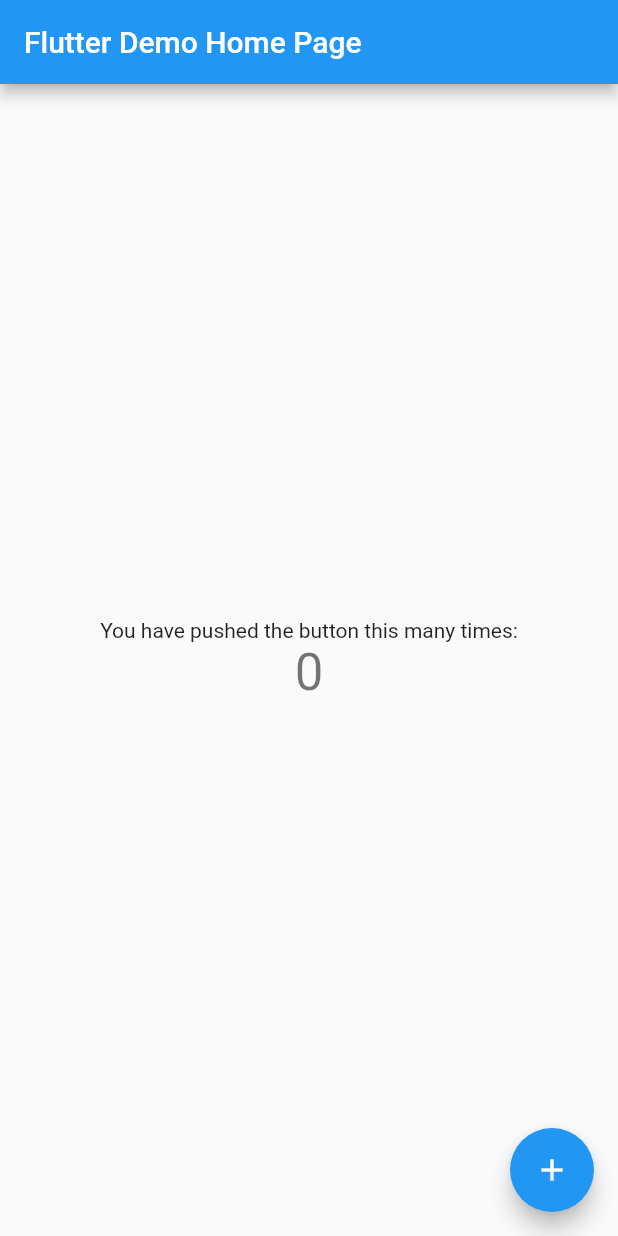
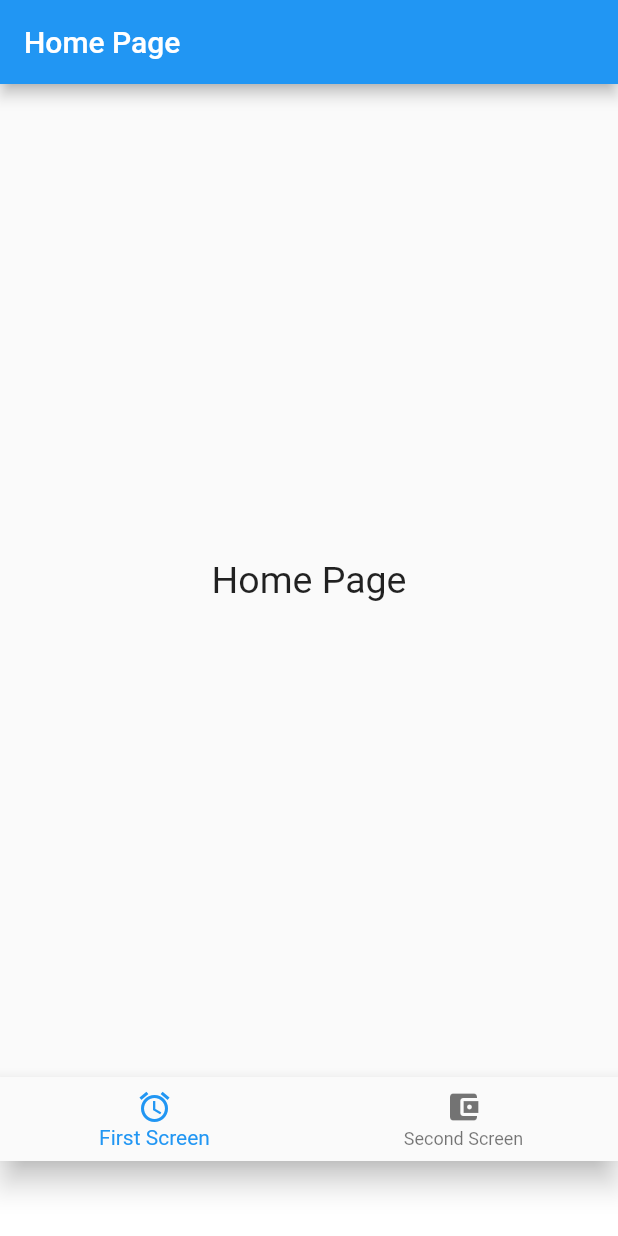
Before and after one commit to BrunoEleodoro/FlutterTalksAdmob, a Flutter app: the screen it shows after launch, on a phone screen of 412 x 824 dp. Run offline on Flutter 3.47's test engine with Material 2 defaults, Android fonts, the phone set to English and light mode, and no system bars; missing offline and left inert: firebase_admob; accounts and stored records are empty.

Commit message:
Working on Iphone

```diff
--- a/lib/main.dart
+++ b/lib/main.dart
@@ -1,63 +1,147 @@
+import 'package:firebase_admob/firebase_admob.dart';
 import 'package:flutter/material.dart';
+
+import 'pages/first_screen.dart';
+import 'pages/second_screen.dart';
 
 void main() => runApp(MyApp());
 
 class MyApp extends StatelessWidget {
-  // This widget is the root of your application.
   @override
   Widget build(BuildContext context) {
     return MaterialApp(
       title: 'Flutter Demo',
+      debugShowCheckedModeBanner: false,
       theme: ThemeData(
         primarySwatch: Colors.blue,
       ),
-      home: MyHomePage(title: 'Flutter Demo Home Page'),
+      home: MyHomePage(),
+      routes: {
+        '/first': (context) => FirstScreen(),
+        '/second': (context) => SecondScreen(),
+      },
     );
   }
 }
 
+//ca-app-pub-3940256099942544~3347511713
 class MyHomePage extends StatefulWidget {
-  MyHomePage({Key key, this.title}) : super(key: key);
-  final String title;
-
   @override
   _MyHomePageState createState() => _MyHomePageState();
 }
 
 class _MyHomePageState extends State<MyHomePage> {
-  int _counter = 0;
+  MobileAdTargetingInfo targetingInfo = MobileAdTargetingInfo(
+    keywords: <String>['flutterio', 'beautiful apps'],
+    contentUrl: 'https://flutter.io',
+    childDirected: false,
+    designedForFamilies: false,
+    gender: MobileAdGender.male,
+    testDevices: <String>[],
+  );
 
-  void _incrementCounter() {
-    setState(() {
-      _counter++;
+  BannerAd myBanner;
+  InterstitialAd myInterstitial;
+  int clicks = 0;
+  void startBanner() {
+    myBanner = BannerAd(
+      adUnitId: BannerAd.testAdUnitId,
+      size: AdSize.smartBanner,
+      targetingInfo: targetingInfo,
+      listener: (MobileAdEvent event) {
+        print("BannerAd event is $event");
+      },
+    );
+  }
+
+  void displayBanner() {
+    myBanner
+      ..load()
+      ..show(
+        anchorOffset: 0.0,
+        anchorType: AnchorType.bottom,
+      );
+  }
+
+  @override
+  void dispose() {
+    myBanner?.dispose();
+    myInterstitial?.dispose();
+    super.dispose();
+  }
+
+  @override
+  void initState() {
+    super.initState();
+    FirebaseAdMob.instance
+        .initialize(appId: "ca-app-pub-3940256099942544~3347511713");
+
+    startBanner();
+    displayBanner();
+  }
+
+  InterstitialAd buildInterstitial() {
+    return InterstitialAd(
+        adUnitId: InterstitialAd.testAdUnitId,
+        targetingInfo: MobileAdTargetingInfo(testDevices: <String>[]),
+        listener: (MobileAdEvent event) {
+          if (event == MobileAdEvent.loaded) {
+            myInterstitial?.show();
+          }
+          if (event == MobileAdEvent.clicked || event == MobileAdEvent.closed) {
+            myInterstitial.dispose();
+            clicks = 0;
+          }
         });
+  }
+
+  void onTap(position) {
+    shouldDisplayTheAd();
+    if (position == 0) {
+      Navigator.pushNamed(context, '/first');
+    } else {
+      Navigator.pushNamed(context, '/second');
+    }
+  }
+
+  void shouldDisplayTheAd() {
+    clicks++;
+    if (clicks >= 3) {
+      myInterstitial = buildInterstitial()
+        ..load()
+        ..show();
+      clicks = 0;
+    }
   }
 
   @override
   Widget build(BuildContext context) {
-    return Scaffold(
+    return Padding(
+        padding: EdgeInsets.only(bottom: 50),
+        child: Scaffold(
           appBar: AppBar(
-        title: Text(widget.title),
+            title: Text('Home Page'),
           ),
-      body: Center(
-        child: Column(
-          mainAxisAlignment: MainAxisAlignment.center,
-          children: <Widget>[
-            Text(
-              'You have pushed the button this many times:',
+          body: Container(
+            child: Center(
+              child: Text(
+                'Home Page',
+                style: TextStyle(fontSize: 25),
               ),
-            Text(
-              '$_counter',
-              style: Theme.of(context).textTheme.display1,
             ),
+          ),
+          bottomNavigationBar: BottomNavigationBar(
+            onTap: this.onTap,
+            items: [
+              BottomNavigationBarItem(
+                icon: Icon(Icons.access_alarm),
+                title: Text('First Screen'),
+              ),
+              BottomNavigationBarItem(
+                  icon: Icon(Icons.account_balance_wallet),
+                  title: Text('Second Screen')),
             ],
           ),
-      ),
-      floatingActionButton: FloatingActionButton(
-        onPressed: _incrementCounter,
-        tooltip: 'Increment',
-        child: Icon(Icons.add),
-      ),
-    );
+        ));
   }
 }
--- a/pubspec.yaml
+++ b/pubspec.yaml
@@ -20,9 +20,8 @@ dependencies:
   flutter:
     sdk: flutter
 
-  # The following adds the Cupertino Icons font to your application.
-  # Use with the CupertinoIcons class for iOS style icons.
   cupertino_icons: ^0.1.2
+  firebase_admob: ^0.9.0+1
 
 dev_dependencies:
   flutter_test:
```
Also changed, not shown: lib/pages/first_screen.dart (added, +25 -0 lines), lib/pages/second_screen.dart (added, +25 -0 lines), PresentationHelp.txt (added), pubspec.lock, 14 other files. Lines whose indentation alone changed are shown as unchanged.
